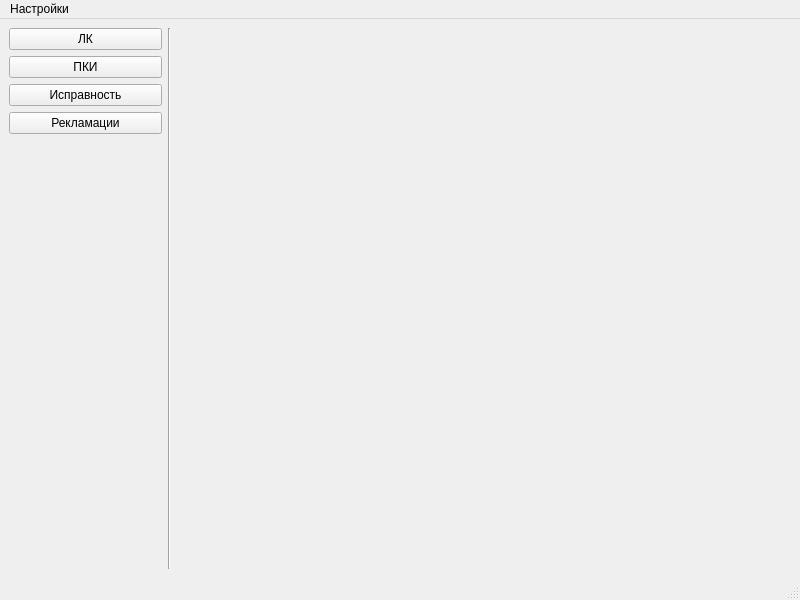
Above: ui/mainwindow.ui from nightmare04/Engineer before the change. Below: the same form after it.
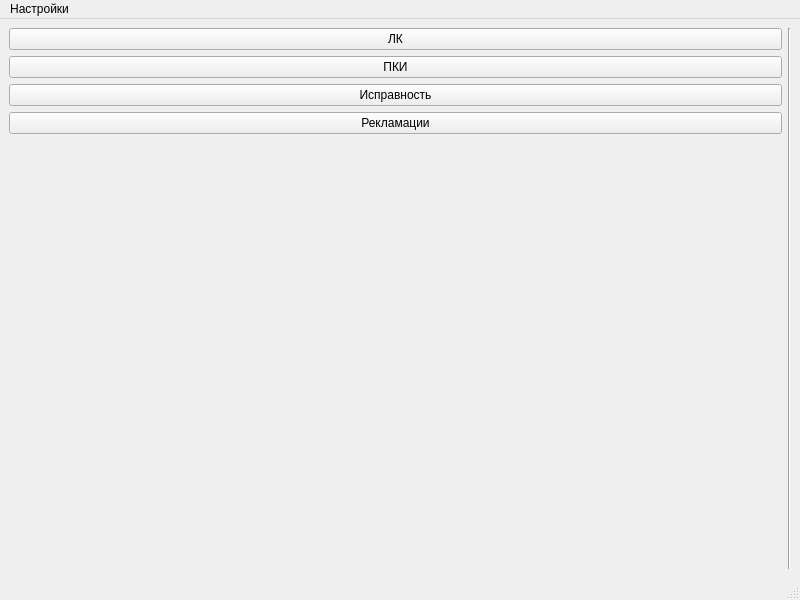
That is the form after the change. The open tabs and pages were chosen to show the change.

The edit to the form file:
```diff
--- a/ui/mainwindow.ui
+++ b/ui/mainwindow.ui
@@ -14,7 +14,7 @@
    <string>MainWindow</string>
   </property>
   <widget class="QWidget" name="centralwidget">
-   <layout class="QHBoxLayout" name="horizontalLayout" stretch="1,0,4">
+   <layout class="QHBoxLayout" name="horizontalLayout" stretch="1,0">
     <item>
      <layout class="QVBoxLayout" name="verticalLayout">
       <property name="sizeConstraint">
@@ -70,19 +70,6 @@
       </property>
      </widget>
     </item>
-    <item>
-     <widget class="QStackedWidget" name="stackedWidget">
-      <property name="currentIndex">
-       <number>2</number>
-      </property>
-      <widget class="QWidget" name="pki_page"/>
-      <widget class="QWidget" name="lk_page">
-       <layout class="QVBoxLayout" name="verticalLayout_2"/>
-      </widget>
-      <widget class="QWidget" name="ispr_page"/>
-      <widget class="QWidget" name="rekl_page"/>
-     </widget>
-    </item>
    </layout>
   </widget>
   <widget class="QMenuBar" name="menubar">
```
